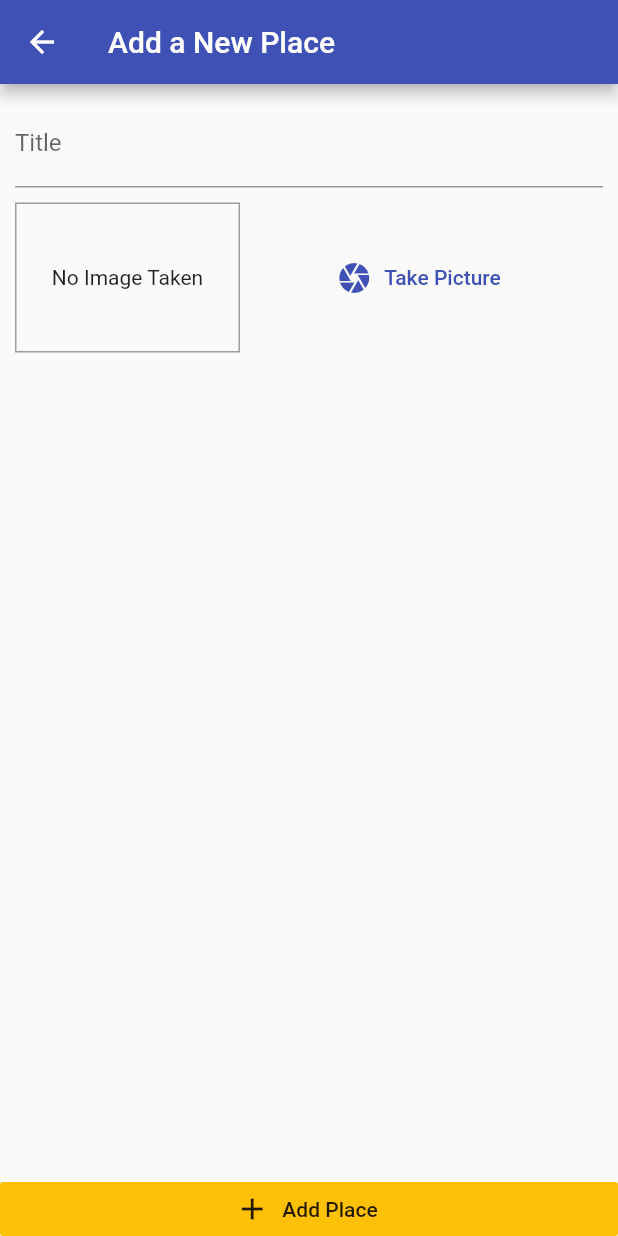
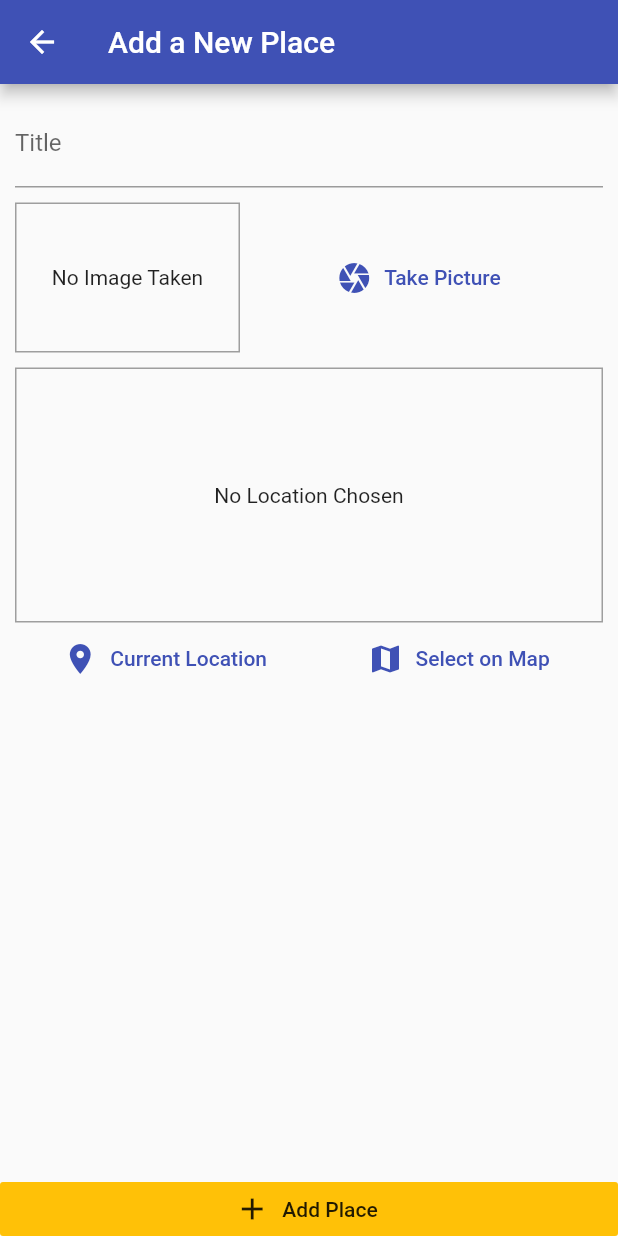
Before and after one commit to herlianzhang/great_places, a Flutter app: the screen it shows after launch, after a tap on the "add" icon, on a phone screen of 412 x 824 dp. Run offline on Flutter 3.47's test engine with Material 2 defaults, Android fonts, the phone set to English and light mode, and no system bars; our stand-ins replace google_maps_flutter, image_picker, location, sqflite; accounts and stored records are empty.

Commit message:
add sqlite and google map

```diff
--- /dev/null
+++ b/lib/helpers/db_helper.dart
@@ -0,0 +1,29 @@
+import 'package:sqflite/sqflite.dart' as sql;
+import 'package:path/path.dart' as path;
+
+class DBHelper {
+  static Future<sql.Database> database(
+      {String database = 'places.db', String table = 'user_places'}) async {
+    final dbPath = await sql.getDatabasesPath();
+    return sql.openDatabase(path.join(dbPath, database),
+        onCreate: (db, version) {
+      return db.execute(
+          'CREATE TABLE $table(id TEXT PRIMARY KEY, title TEXT, image TEXT)');
+    }, version: 1);
+  }
+
+  static Future<void> insert(String table, Map<String, Object> data) async {
+    final db = await DBHelper.database();
+
+    await db.insert(
+      table,
+      data,
+      conflictAlgorithm: sql.ConflictAlgorithm.replace,
+    );
+  }
+
+  static Future<List<Map<String, dynamic>>> getData(String table) async {
+    final db = await DBHelper.database();
+    return db.query(table);
+  }
+}
--- /dev/null
+++ b/lib/helpers/location_helper.dart
@@ -0,0 +1,7 @@
+const GOOGLE_API_KEY = '';
+
+class LocationHelper {
+  static String generateLocationPreviewImage({double latitude, double longitude}) {
+    return 'https://maps.googleapis.com/maps/api/staticmap?center=&$latitude,$longitude&zoom=16&size=600x300&maptype=roadmap&markers=color:red%7Clabel:C%7C$latitude,$longitude&key=$GOOGLE_API_KEY';
+  }
+}
--- a/lib/models/place.dart
+++ b/lib/models/place.dart
@@ -7,7 +7,7 @@ class PlaceLocation {
   final double longitude;
   final String address;
 
-  PlaceLocation({
+  const PlaceLocation({
     @required this.latitude,
     @required this.longitude,
     this.address,
--- a/lib/providers/great_places.dart
+++ b/lib/providers/great_places.dart
@@ -1,8 +1,11 @@
 import 'dart:io';
 
 import 'package:flutter/foundation.dart';
+import 'package:great_places/helpers/db_helper.dart';
 
 import 'package:great_places/models/place.dart';
+
+import '../models/place.dart';
 
 class GreatPlaces with ChangeNotifier {
   List<Place> _items = [];
@@ -20,5 +23,26 @@ class GreatPlaces with ChangeNotifier {
     );
     _items.add(newPlace);
     notifyListeners();
+    DBHelper.insert('user_places', {
+      'id': newPlace.id,
+      'title': newPlace.title,
+      'image': newPlace.image.path,
+    });
+  }
+
+  Future<void> fetchAndSetPlaces() async {
+    final dataList = await DBHelper.getData('user_places');
+
+    _items = dataList
+        .map(
+          (item) => Place(
+            id: item['id'],
+            title: item['title'],
+            image: File(item['image']),
+            location: null,
+          ),
+        )
+        .toList();
+    notifyListeners();
   }
 }
--- a/lib/screens/add_place_screen.dart
+++ b/lib/screens/add_place_screen.dart
@@ -3,6 +3,7 @@ import 'dart:io';
 import 'package:flutter/material.dart';
 import 'package:great_places/providers/great_places.dart';
 import 'package:great_places/widgets/image_input.dart';
+import 'package:great_places/widgets/location_input.dart';
 import 'package:provider/provider.dart';
 
 class AddPlaceScreen extends StatefulWidget {
@@ -49,6 +50,8 @@ class _AddPlaceScreenState extends State<AddPlaceScreen> {
                     ),
                     SizedBox(height: 10),
                     ImageInput(_selectImage),
+                    SizedBox(height: 10),
+                    LocationInput(),
                   ],
                 ),
               ),
--- a/lib/screens/places_list_screen.dart
+++ b/lib/screens/places_list_screen.dart
@@ -2,6 +2,8 @@ import 'package:flutter/material.dart';
 import 'package:great_places/providers/great_places.dart';
 import 'package:great_places/screens/add_place_screen.dart';
 import 'package:provider/provider.dart';
+
+import '../providers/great_places.dart';
 
 class PlacesListScreen extends StatelessWidget {
   @override
@@ -19,7 +21,15 @@ class PlacesListScreen extends StatelessWidget {
         ],
       ),
       body: Center(
-        child: Consumer<GreatPlaces>(
+        child: FutureBuilder(
+          future: Provider.of<GreatPlaces>(context, listen: false)
+              .fetchAndSetPlaces(),
+          builder: (context, snapshot) =>
+              snapshot.connectionState == ConnectionState.waiting
+                  ? Center(
+                      child: CircularProgressIndicator(),
+                    )
+                  : Consumer<GreatPlaces>(
                       child: Center(
                         child: Text('Got no places yet, start adding some!'),
                       ),
@@ -30,14 +40,17 @@ class PlacesListScreen extends StatelessWidget {
                                 itemCount: value.items.length,
                                 itemBuilder: (context, index) => ListTile(
                                   leading: CircleAvatar(
-                        backgroundImage: FileImage(value.items[index].image),
+                                    backgroundImage:
+                                        FileImage(value.items[index].image),
                                   ),
                                   title: Text(value.items[index].title),
+                                  onTap: () => print('image path = ${value.items[index].image.path}'),
                                 ),
                               );
                       },
                     ),
         ),
+      ),
     );
   }
 }
--- /dev/null
+++ b/lib/widgets/location_input.dart
@@ -0,0 +1,77 @@
+import 'package:flutter/material.dart';
+import 'package:great_places/helpers/location_helper.dart';
+import 'package:great_places/screens/map_screen.dart';
+import 'package:location/location.dart';
+
+class LocationInput extends StatefulWidget {
+  @override
+  _LocationInputState createState() => _LocationInputState();
+}
+
+class _LocationInputState extends State<LocationInput> {
+  String _previewImageUrl;
+
+  Future<void> _getCurrentUserLocation() async {
+    final loc = await Location().getLocation();
+    final staticMapImageUrl = LocationHelper.generateLocationPreviewImage(
+        latitude: loc.latitude, longitude: loc.longitude);
+    setState(() {
+      _previewImageUrl = staticMapImageUrl;
+    });
+  }
+
+  Future<void> _selectOnMap() async {
+    final selectedLocation = await Navigator.of(context).push(MaterialPageRoute(
+      builder: (context) => MapScreen(),
+    ));
+
+    if (selectedLocation == null) return;
+  }
+
+  @override
+  Widget build(BuildContext context) {
+    return Column(
+      children: <Widget>[
+        Container(
+          height: 170,
+          width: double.infinity,
+          decoration: BoxDecoration(
+            border: Border.all(
+              width: 1,
+              color: Colors.grey,
+            ),
+          ),
+          child: _previewImageUrl == null
+              ? Center(
+                  child: Text(
+                    'No Location Chosen',
+                    textAlign: TextAlign.center,
+                  ),
+                )
+              : Image.network(
+                  _previewImageUrl,
+                  fit: BoxFit.cover,
+                  width: double.infinity,
+                ),
+        ),
+        Row(
+          mainAxisAlignment: MainAxisAlignment.spaceAround,
+          children: <Widget>[
+            FlatButton.icon(
+              onPressed: _getCurrentUserLocation,
+              icon: Icon(Icons.location_on),
+              label: Text('Current Location'),
+              textColor: Theme.of(context).primaryColor,
+            ),
+            FlatButton.icon(
+              onPressed: _selectOnMap,
+              icon: Icon(Icons.map),
+              label: Text('Select on Map'),
+              textColor: Theme.of(context).primaryColor,
+            ),
+          ],
+        )
+      ],
+    );
+  }
+}
--- a/pubspec.yaml
+++ b/pubspec.yaml
@@ -27,6 +27,9 @@ dependencies:
   image_picker: ^0.6.7+4
   path_provider: ^1.6.11
   path: ^1.6.2
+  sqflite: ^1.3.1
+  location: ^3.0.2
+  google_maps_flutter: ^0.5.28+1
 
   # The following adds the Cupertino Icons font to your application.
   # Use with the CupertinoIcons class for iOS style icons.
```
Also changed, not shown: lib/screens/map_screen.dart (added, +27 -0 lines), pubspec.lock, 6 other files. Lines whose indentation alone changed are shown as unchanged.
